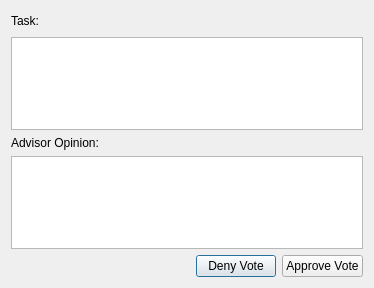
Before: the Qt Designer form ui/ApproveVoteDialog.ui in dmzdev/stance, drawn with Qt 5.
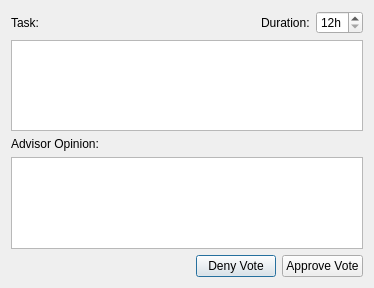
After: the same form once the commit is applied.

Commit message: Vote timers implemented. Removed some debug output.

```diff
--- a/ui/ApproveVoteDialog.ui
+++ b/ui/ApproveVoteDialog.ui
@@ -39,6 +39,29 @@
        </property>
       </spacer>
      </item>
+     <item>
+      <widget class="QLabel" name="label_2">
+       <property name="text">
+        <string>Duration:</string>
+       </property>
+      </widget>
+     </item>
+     <item>
+      <widget class="QSpinBox" name="durationSpinBox">
+       <property name="suffix">
+        <string>h</string>
+       </property>
+       <property name="minimum">
+        <number>12</number>
+       </property>
+       <property name="maximum">
+        <number>72</number>
+       </property>
+       <property name="singleStep">
+        <number>12</number>
+       </property>
+      </widget>
+     </item>
     </layout>
    </item>
    <item>
```
The commit also changes 3 other files.
